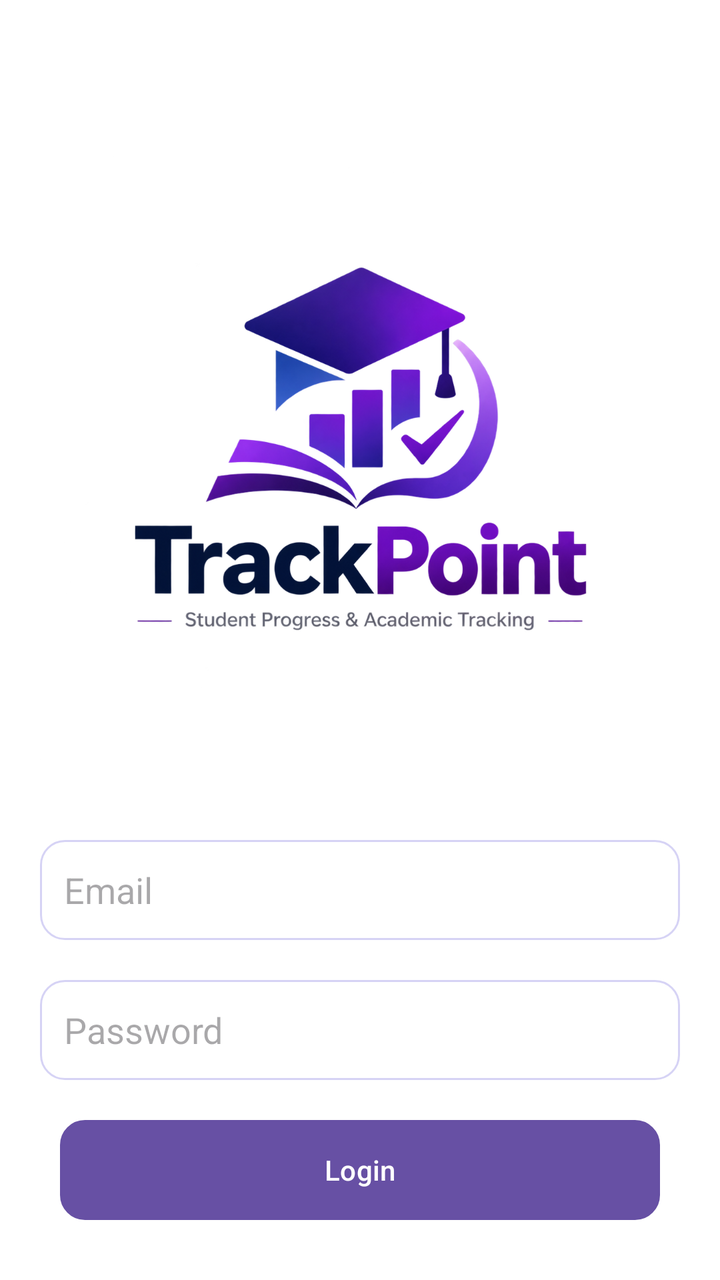
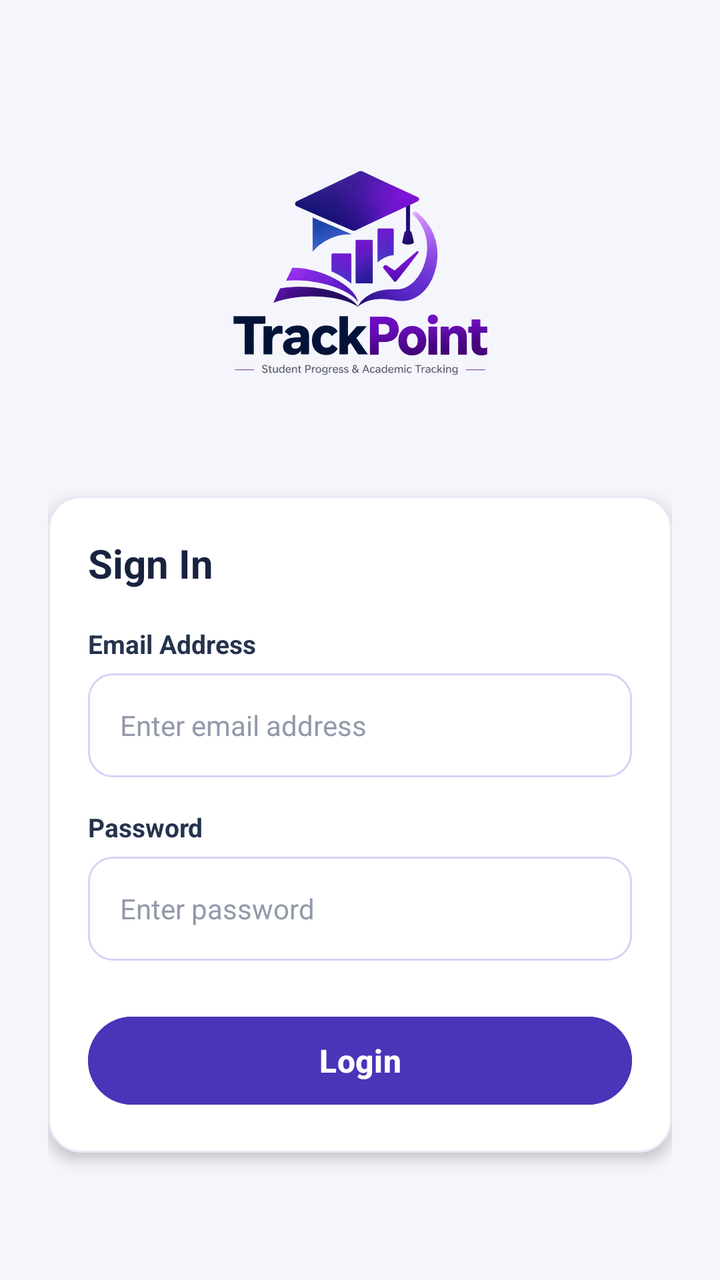

The first picture is an Android layout as it rendered before a commit; the second is the same layout after the commit. The layout source and the unified diff follow.
<!-- AndroidManifest.xml: application theme Theme.TrackPoint -->
<!-- res/layout/activity_main.xml -->
<?xml version="1.0" encoding="utf-8"?>
<androidx.constraintlayout.widget.ConstraintLayout
    xmlns:android="http://schemas.android.com/apk/res/android"
    xmlns:app="http://schemas.android.com/apk/res-auto"
    xmlns:tools="http://schemas.android.com/tools"
    android:id="@+id/main"
    android:layout_width="match_parent"
    android:layout_height="match_parent"
    android:background="@color/white"
    tools:context=".MainActivity">

    <LinearLayout
        android:layout_width="match_parent"
        android:layout_height="wrap_content"
        android:orientation="vertical"
        android:padding="20dp"
        android:layout_marginTop="0sp"
        app:layout_constraintTop_toTopOf="parent"
        app:layout_constraintStart_toStartOf="parent"
        app:layout_constraintEnd_toEndOf="parent">

        <ImageView
            android:id="@+id/splash_logo"
            android:layout_width="wrap_content"
            android:layout_height="400sp"
            android:src="@drawable/splash_logo"
            android:contentDescription="TrackPoint Logo"/>

        <EditText
            android:id="@+id/username"
            android:layout_width="match_parent"
            android:layout_height="50sp"
            android:hint="Email"
            android:inputType="textEmailAddress"
            android:background="@drawable/input_box"
            android:textColor="@color/black"
            android:layout_marginBottom="20dp"/>

        <EditText
            android:id="@+id/password"
            android:layout_width="match_parent"
            android:layout_height="50sp"
            android:hint="Password"
            android:background="@drawable/input_box"
            android:inputType="textPassword"
            android:textColor="@color/black"
            android:layout_marginBottom="20dp"/>

        <Button
            android:id="@+id/login"
            android:layout_width="300sp"
            android:layout_height="50sp"
            android:text="Login"
            android:layout_gravity="center"
            android:background="@drawable/input_box"/>

    </LinearLayout>

</androidx.constraintlayout.widget.ConstraintLayout>
<!-- resources referenced by this layout -->
<resources>
  <color name="black">#FF000000</color>
  <color name="white">#FFFFFFFF</color>
  <!-- drawable input_box (drawable) -->
  <?xml version="1.0" encoding="utf-8"?>
  <shape xmlns:android="http://schemas.android.com/apk/res/android"
      android:shape="rectangle">
  
      <solid android:color="#FFFFFF" />
  
      <stroke
          android:width="1dp"
          android:color="#D6D3F5" />
  
      <corners android:radius="12dp" />
  
      <padding
          android:left="12dp"
          android:right="12dp"
          android:top="4dp"
          android:bottom="4dp" />
  
  </shape>
  <!-- drawable splash_logo: png bitmap (drawable, 393577 bytes) -->
  <style name="Theme.TrackPoint" parent="Base.Theme.TrackPoint" />
  <style name="Base.Theme.TrackPoint" parent="Theme.Material3.DayNight.NoActionBar">
          
          
      </style>
</resources>

<!-- the commit's change to res/layout/activity_main.xml (unified diff, before → after) -->
@@ -1,59 +1,123 @@
 <?xml version="1.0" encoding="utf-8"?>
-<androidx.constraintlayout.widget.ConstraintLayout
-    xmlns:android="http://schemas.android.com/apk/res/android"
+<ScrollView xmlns:android="http://schemas.android.com/apk/res/android"
     xmlns:app="http://schemas.android.com/apk/res-auto"
     xmlns:tools="http://schemas.android.com/tools"
     android:id="@+id/main"
     android:layout_width="match_parent"
     android:layout_height="match_parent"
-    android:background="@color/white"
+    android:background="#F5F6FC"
+    android:fillViewport="true"
+    android:fitsSystemWindows="true"
     tools:context=".MainActivity">
 
     <LinearLayout
         android:layout_width="match_parent"
         android:layout_height="wrap_content"
         android:orientation="vertical"
-        android:padding="20dp"
-        android:layout_marginTop="0sp"
-        app:layout_constraintTop_toTopOf="parent"
-        app:layout_constraintStart_toStartOf="parent"
-        app:layout_constraintEnd_toEndOf="parent">
+        android:gravity="center_horizontal"
+        android:padding="24dp">
 
-        <ImageView
-            android:id="@+id/splash_logo"
-            android:layout_width="wrap_content"
-            android:layout_height="400sp"
-            android:src="@drawable/splash_logo"
-            android:contentDescription="TrackPoint Logo"/>
+        
+        <LinearLayout
+            android:layout_width="match_parent"
+            android:layout_height="wrap_content"
+            android:gravity="center"
+            android:orientation="vertical"
+            android:layout_marginTop="20dp"
+            android:layout_marginBottom="24dp">
 
-        <EditText
-            android:id="@+id/username"
+            <ImageView
+                android:id="@+id/splash_logo"
+                android:layout_width="180dp"
+                android:layout_height="180dp"
+                android:scaleType="fitCenter"
+                android:src="@drawable/splash_logo"
+                android:contentDescription="TrackPoint Logo" />
+
+        </LinearLayout>
+
+        
+        <LinearLayout
             android:layout_width="match_parent"
-            android:layout_height="50sp"
-            android:hint="Email"
-            android:inputType="textEmailAddress"
-            android:background="@drawable/input_box"
-            android:textColor="@color/black"
-            android:layout_marginBottom="20dp"/>
+            android:layout_height="wrap_content"
+            android:orientation="vertical"
+            android:padding="20dp"
+            android:background="@drawable/action_card"
+            android:elevation="4dp">
 
-        <EditText
-            android:id="@+id/password"
-            android:layout_width="match_parent"
-            android:layout_height="50sp"
-            android:hint="Password"
-            android:background="@drawable/input_box"
-            android:inputType="textPassword"
-            android:textColor="@color/black"
-            android:layout_marginBottom="20dp"/>
+            <TextView
+                android:layout_width="wrap_content"
+                android:layout_height="wrap_content"
+                android:text="Sign In"
+                android:textColor="#18233F"
+                android:textSize="20sp"
+                android:textStyle="bold"
+                android:layout_marginBottom="18dp" />
 
-        <Button
-            android:id="@+id/login"
-            android:layout_width="300sp"
-            android:layout_height="50sp"
-            android:text="Login"
-            android:layout_gravity="center"
-            android:background="@drawable/input_box"/>
+            
+            <TextView
+                android:layout_width="wrap_content"
+                android:layout_height="wrap_content"
+                android:text="Email Address"
+                android:textColor="#26334D"
+                android:textSize="13sp"
+                android:textStyle="bold"
+                android:layout_marginBottom="6dp"/>
+
+            <EditText
+                android:id="@+id/username"
+                android:layout_width="match_parent"
+                android:layout_height="52dp"
+                android:hint="Enter email address"
+                android:inputType="textEmailAddress"
+                android:background="@drawable/input_box"
+                android:paddingStart="16dp"
+                android:paddingEnd="16dp"
+                android:textColor="#18233F"
+                android:textColorHint="#9299AA"
+                android:textSize="14sp"
+                android:singleLine="true"
+                android:layout_marginBottom="16dp"/>
+
+            
+            <TextView
+                android:layout_width="wrap_content"
+                android:layout_height="wrap_content"
+                android:text="Password"
+                android:textColor="#26334D"
+                android:textSize="13sp"
+                android:textStyle="bold"
+                android:layout_marginBottom="6dp"/>
+
+            <EditText
+                android:id="@+id/password"
+                android:layout_width="match_parent"
+                android:layout_height="52dp"
+                android:hint="Enter password"
+                android:background="@drawable/input_box"
+                android:inputType="textPassword"
+                android:paddingStart="16dp"
+                android:paddingEnd="16dp"
+                android:textColor="#18233F"
+                android:textColorHint="#9299AA"
+                android:textSize="14sp"
+                android:singleLine="true"
+                android:layout_marginBottom="24dp"/>
+
+            
+            <Button
+                android:id="@+id/login"
+                android:layout_width="match_parent"
+                android:layout_height="52dp"
+                android:text="Login"
+                android:textColor="#FFFFFF"
+                android:textSize="16sp"
+                android:textStyle="bold"
+                android:textAllCaps="false"
+                android:backgroundTint="#4935B8"/>
+
+        </LinearLayout>
 
     </LinearLayout>
 
-</androidx.constraintlayout.widget.ConstraintLayout>
+</ScrollView>
<!-- resource entries referenced after the edit -->
@@ -1,7 +1,11 @@
 <!-- resources referenced by this layout -->
 <resources>
-  <color name="black">#FF000000</color>
-  <color name="white">#FFFFFFFF</color>
+  <!-- drawable action_card (drawable) -->
+  <shape xmlns:android="http://schemas.android.com/apk/res/android">
+      <solid android:color="#FFFFFF"/>
+      <stroke android:width="1dp" android:color="#E6E9F2"/>
+      <corners android:radius="16dp"/>
+  </shape>
   <!-- drawable input_box (drawable) -->
   <?xml version="1.0" encoding="utf-8"?>
   <shape xmlns:android="http://schemas.android.com/apk/res/android"
